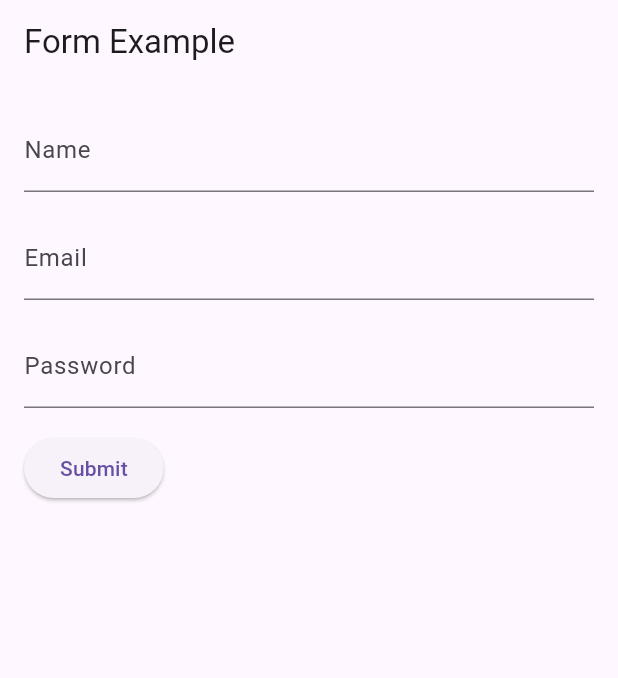
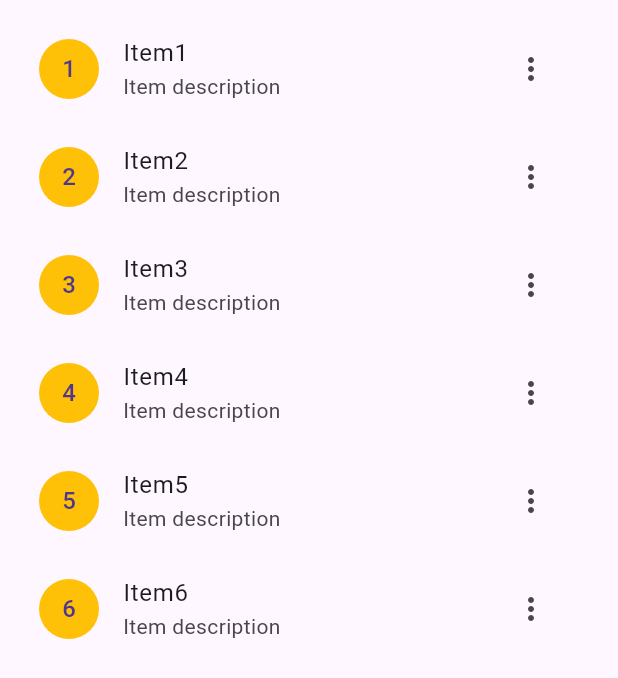
Before and after one commit to Myoungmin/flutter_fundamentals, a Flutter app: the screen it shows after launch, on a phone screen of 412 x 824 dp. Shown: the top 678 px of the screen. Run offline on Flutter 3.47's test engine with Material 3 defaults, Android fonts, the phone set to English and light mode, and no system bars.

Commit message:
ListView 사용 실습

```diff
--- a/lib/main.dart
+++ b/lib/main.dart
@@ -12,102 +12,99 @@ class MyApp extends StatefulWidget {
 }
 
 class _MyAppState extends State<MyApp> {
-  final _formKey = GlobalKey<FormState>();
-  String _name = '';
-  String _email = '';
-  String _password = '';
-  String _errorMessage = '';
-
-  void _submitForm() {
-    if (_formKey.currentState!.validate()) {
-      _formKey.currentState!.save();
-      print('Name: $_name');
-      print('Email: $_email');
-      print('Password: $_password');
-      setState(() {
-        _errorMessage = '';
-      });
-    } else {
-      setState(() {
-        _errorMessage = 'Please fill in all fields';
-      });
-    }
-  }
-
   @override
   Widget build(BuildContext context) {
     return MaterialApp(
+      debugShowCheckedModeBanner: false,
       home: Scaffold(
-        appBar: AppBar(
-          title: const Text('Form Example'),
+        body: ListView(
+          padding: const EdgeInsets.all(10),
+          children: [
+            ListTile(
+              leading: const CircleAvatar(
+                backgroundColor: Colors.amber,
+                child: Text('1'),
               ),
-        body: Container(
-          padding: const EdgeInsets.all(16.0),
-          child: Form(
-            key: _formKey,
-            child: Column(
-              crossAxisAlignment: CrossAxisAlignment.start,
-              children: [
-                TextFormField(
-                  decoration: const InputDecoration(
-                    labelText: 'Name',
-                  ),
-                  validator: (value) {
-                    if (value == null || value.isEmpty) {
-                      return 'Please enter your name';
-                    }
-                    return null;
-                  },
-                  onSaved: (value) {
-                    _name = value!;
+              title: const Text('Item1'),
+              subtitle: const Text('Item description'),
+              trailing: IconButton(
+                icon: const Icon(Icons.more_vert),
+                onPressed: () {
+                  print('click');
                 },
               ),
-                const SizedBox(height: 16.0),
-                TextFormField(
-                  decoration: const InputDecoration(
-                    labelText: 'Email',
             ),
-                  validator: (value) {
-                    if (value == null || value.isEmpty) {
-                      return 'Please enter your email';
-                    }
-                    return null;
-                  },
-                  onSaved: (value) {
-                    _email = value!;
+            ListTile(
+              leading: const CircleAvatar(
+                backgroundColor: Colors.amber,
+                child: Text('2'),
+              ),
+              title: const Text('Item2'),
+              subtitle: const Text('Item description'),
+              trailing: IconButton(
+                icon: const Icon(Icons.more_vert),
+                onPressed: () {
+                  print('click');
                 },
               ),
-                const SizedBox(height: 16.0),
-                TextFormField(
-                  decoration: const InputDecoration(
-                    labelText: 'Password',
             ),
-                  obscureText: true,
-                  validator: (value) {
-                    if (value == null || value.isEmpty) {
-                      return 'Please enter your password';
-                    }
-                    return null;
-                  },
-                  onSaved: (value) {
-                    _password = value!;
+            ListTile(
+              leading: const CircleAvatar(
+                backgroundColor: Colors.amber,
+                child: Text('3'),
+              ),
+              title: const Text('Item3'),
+              subtitle: const Text('Item description'),
+              trailing: IconButton(
+                icon: const Icon(Icons.more_vert),
+                onPressed: () {
+                  print('click');
                 },
               ),
-                const SizedBox(height: 16.0),
-                ElevatedButton(
-                  onPressed: _submitForm,
-                  child: const Text('Submit'),
             ),
-                const SizedBox(height: 16.0),
-                Text(
-                  _errorMessage,
-                  style: const TextStyle(
-                    color: Colors.red,
+            ListTile(
+              leading: const CircleAvatar(
+                backgroundColor: Colors.amber,
+                child: Text('4'),
               ),
-                )
-              ],
+              title: const Text('Item4'),
+              subtitle: const Text('Item description'),
+              trailing: IconButton(
+                icon: const Icon(Icons.more_vert),
+                onPressed: () {
+                  print('click');
+                },
               ),
             ),
+            ListTile(
+              leading: const CircleAvatar(
+                backgroundColor: Colors.amber,
+                child: Text('5'),
+              ),
+              title: const Text('Item5'),
+              subtitle: const Text('Item description'),
+              trailing: IconButton(
+                icon: const Icon(Icons.more_vert),
+                onPressed: () {
+                  print('click');
+                },
+              ),
+            ),
+            ListTile(
+              leading: const CircleAvatar(
+                backgroundColor: Colors.amber,
+                child: Text('6'),
+              ),
+              title: const Text('Item6'),
+              subtitle: const Text('Item description'),
+              trailing: IconButton(
+                icon: const Icon(Icons.more_vert),
+                onPressed: () {
+                  print('click');
+                },
+              ),
+            ),
+          ],
         ),
       ),
     );
```
Lines whose indentation alone changed are shown as unchanged.
